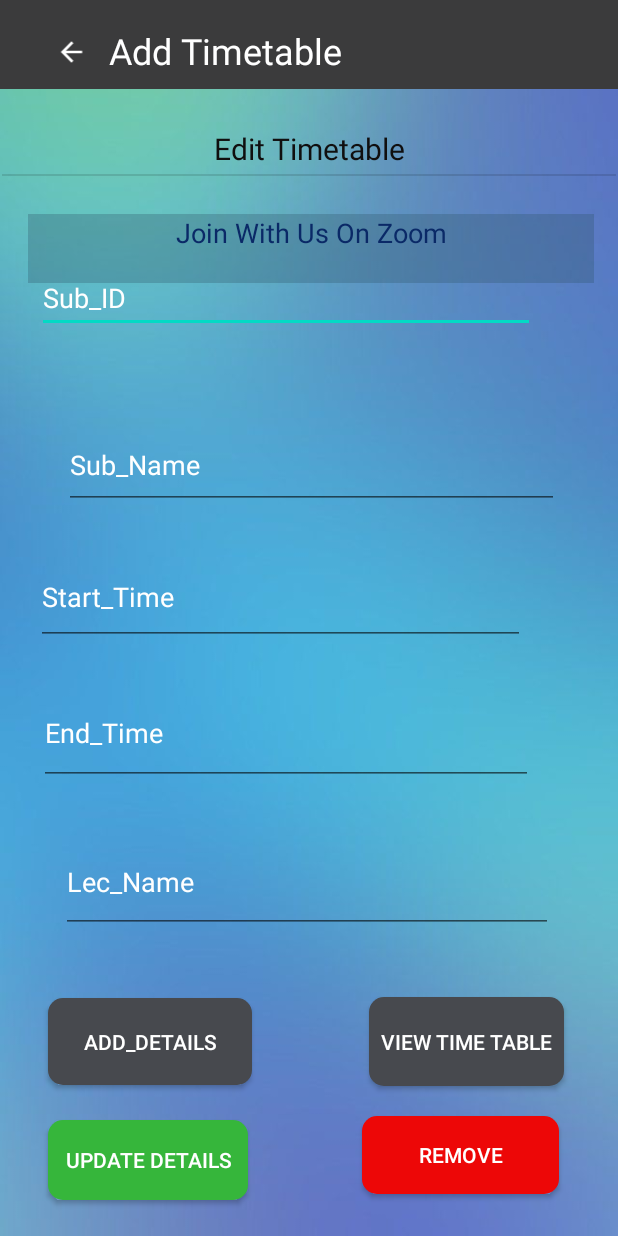
After one commit to kasunavodya/YORK-4-Android-MAD, an Android app: the AddTimeTable5 screen opened directly, with no data from a screen before it, on a phone screen of 412 x 824 dp. The commit adds this screen. Run offline under Robolectric (Android 15) with nearby library versions, the light colour scheme and no system bars.

Commit message:
Hogwarts MAD master commit 2

```diff
--- a/app/src/main/AndroidManifest.xml
+++ b/app/src/main/AndroidManifest.xml
@@ -25,7 +25,9 @@
         android:supportsRtl="true"
         android:theme="@style/AppTheme">
 
-        <activity android:name=".ViewUploadDetails"/>
+        <activity android:name=".AddTimeTable5"/>
+        <activity android:name=".AddTimeTable4" />
+        <activity android:name=".ViewUploadDetails" />
         <activity android:name=".ViewStudentDetails" />
         <activity android:name=".DisplayVideo" />
         <activity android:name=".VideoUploading" />
--- /dev/null
+++ b/app/src/main/java/com/example/york_4_android_app/AddTimeTable5.java
@@ -0,0 +1,129 @@
+package com.example.york_4_android_app;
+
+import androidx.appcompat.app.AlertDialog;
+import androidx.appcompat.app.AppCompatActivity;
+import android.database.Cursor;
+import android.os.Bundle;
+import android.view.View;
+import android.widget.Button;
+import android.widget.EditText;
+import android.widget.Toast;
+
+public class AddTimeTable5 extends AppCompatActivity {
+
+    Database myDb1;
+    EditText editSub_Name , editStart_Time , editEnd_Time  , editLecture_Name , editTextId;
+    Button btnAddData;
+    Button btnviewAll;
+    Button btnviewUpdate;
+    Button btnDelete;
+
+    @Override
+    protected void onCreate(Bundle savedInstanceState) {
+        super.onCreate( savedInstanceState );
+        setContentView( R.layout.activity_add_time_table5 );
+
+        myDb1 = new Database (this);
+
+        editSub_Name = (EditText) findViewById( R.id.Sub_Name);
+        editStart_Time = (EditText) findViewById( R.id.Start_Time );
+        editEnd_Time = (EditText) findViewById( R.id.End_Time);
+        editTextId = (EditText) findViewById( R.id.Sub_ID);
+        editLecture_Name = (EditText) findViewById( R.id.Lec_Name);
+        btnAddData = (Button) findViewById( R.id.button10 );
+        btnviewAll = (Button) findViewById( R.id.button11 );
+        btnviewUpdate = (Button ) findViewById( R.id.button13 );
+        btnDelete = (Button ) findViewById( R.id.button14 );
+        AddData1();
+        viewAll();
+        UpdateData1();
+        DeleteData1();
+
+
+    }
+    public void DeleteData1(){
+        btnDelete.setOnClickListener(
+                new View.OnClickListener() {
+                    @Override
+                    public void onClick(View view) {
+                        Integer deletedRows = myDb1.deleteData1( editTextId.getText().toString() );
+                        if(deletedRows > 0 )
+                            Toast.makeText( AddTimeTable5.this,"Data Delete Succesfully" , Toast.LENGTH_LONG ) .show();
+                        else
+                            Toast.makeText( AddTimeTable5.this,"Data Delete not  Succesfully" , Toast.LENGTH_LONG ) .show();
+                    }
+                }
+        );
+    }
+
+    public void UpdateData1() {
+        btnviewUpdate.setOnClickListener(
+                new View.OnClickListener() {
+                    @Override
+                    public void onClick(View view) {
+                        boolean isUpdate = myDb1.updateData1( editTextId.getText().toString() , editSub_Name.getText().toString() ,
+                                editStart_Time.getText().toString() ,  editEnd_Time.getText().toString()  ,
+                                editLecture_Name.getText().toString() );
+                        if (isUpdate == true)
+                            Toast.makeText(AddTimeTable5.this,"Data Updated Succesfully" , Toast.LENGTH_LONG ) .show();
+                        else
+                            Toast.makeText(AddTimeTable5.this,"Data Update not  Succesfully" , Toast.LENGTH_LONG ) .show();
+                    }
+                }
+        );
+    }
+
+    public void AddData1 () {
+        btnAddData.setOnClickListener(
+                new View.OnClickListener() {
+                    @Override
+                    public void onClick(View view) {
+                        boolean isInserted =   myDb1.insertData1( editSub_Name.getText().toString(),
+                                editStart_Time.getText().toString(),
+                                editEnd_Time.getText().toString(),
+                                editLecture_Name.getText().toString());
+                        if(isInserted == true)
+                            Toast.makeText(AddTimeTable5.this,"Data Insert Succesfully" , Toast.LENGTH_LONG ) .show();
+                        else
+                            Toast.makeText( AddTimeTable5.this,"Data Insert is not Succesfully" , Toast.LENGTH_LONG ) .show();
+                    }
+                }
+        );
+    }
+
+    public void viewAll() {
+        btnviewAll.setOnClickListener(
+                new View.OnClickListener() {
+                    @Override
+                    public void onClick(View view) {
+                        Cursor res = myDb1.getAllData1();
+                        if(res.getCount() == 0 ){
+                            //Show detail meaasge
+                            showMessage( "Error" , "No data found" );
+                            return;
+                        }
+                        StringBuffer buffer = new StringBuffer(  );
+                        while (res.moveToNext()) {
+                            buffer.append(  "ID : " +res.getString( 0 ) +"\n");
+                            buffer.append(  "Sub_Name : " +res.getString( 1 ) +"\n");
+                            buffer.append(  "Start_Time : " +res.getString( 2 ) +"\n");
+                            buffer.append(  "End_Time : " +res.getString( 3 ) +"\n");
+                            buffer.append(  "Lecture_Name : " +res.getString( 4 ) +"\n");
+
+
+                        }
+                        showMessage( "Data" , buffer.toString() );
+                    }
+                }
+        );
+    }
+
+    public void showMessage (String title , String Message) {
+        AlertDialog.Builder builder = new AlertDialog.Builder( this );
+        builder.setCancelable( true );
+        builder.setTitle( title );
+        builder.setMessage( Message );
+        builder.show();
+    }
+
+}
--- a/app/src/main/java/com/example/york_4_android_app/EnterDetails.java
+++ b/app/src/main/java/com/example/york_4_android_app/EnterDetails.java
@@ -1,7 +1,6 @@
 package com.example.york_4_android_app;
 
 import androidx.appcompat.app.AppCompatActivity;
-
 import android.content.Intent;
 import android.os.Bundle;
 import android.view.View;
@@ -10,7 +9,6 @@ import android.widget.ImageView;
 import android.widget.RadioButton;
 import android.widget.RadioGroup;
 import android.widget.Toast;
-
 import com.google.android.material.textfield.TextInputEditText;
 
 public class EnterDetails extends AppCompatActivity {
--- /dev/null
+++ b/app/src/main/res/layout/activity_add_time_table5.xml
@@ -0,0 +1,224 @@
+<?xml version="1.0" encoding="utf-8"?>
+<androidx.constraintlayout.widget.ConstraintLayout xmlns:android="http://schemas.android.com/apk/res/android"
+    xmlns:app="http://schemas.android.com/apk/res-auto"
+    xmlns:tools="http://schemas.android.com/tools"
+    android:layout_width="match_parent"
+    android:layout_height="match_parent"
+    android:background="@drawable/back3"
+    tools:context=".AddTimeTable5">
+
+    <androidx.appcompat.widget.Toolbar
+        android:id="@+id/toolbar"
+        android:layout_width="413dp"
+        android:layout_height="59dp"
+        android:background="#3B3B3C"
+        android:minHeight="?attr/actionBarSize"
+        android:theme="?attr/actionBarTheme"
+        app:layout_constraintBottom_toBottomOf="parent"
+        app:layout_constraintEnd_toEndOf="parent"
+        app:layout_constraintStart_toStartOf="parent"
+        app:layout_constraintTop_toTopOf="parent"
+        app:layout_constraintVertical_bias="0.0" />
+
+    <ImageView
+        android:id="@+id/imageView3"
+        android:layout_width="31dp"
+        android:layout_height="21dp"
+        android:contentDescription="@string/image2"
+        android:src="@drawable/prev1"
+        app:layout_constraintBottom_toBottomOf="parent"
+        app:layout_constraintEnd_toEndOf="parent"
+        app:layout_constraintHorizontal_bias="0.084"
+        app:layout_constraintStart_toStartOf="parent"
+        app:layout_constraintTop_toTopOf="parent"
+        app:layout_constraintVertical_bias="0.03"
+        tools:ignore="MissingConstraints" />
+
+    <TextView
+        android:id="@+id/textView2"
+        android:layout_width="218dp"
+        android:layout_height="31dp"
+        android:layout_alignParentEnd="true"
+        android:layout_alignParentBottom="true"
+        android:text="Add Timetable"
+        android:textColor="#FFFFFF"
+        android:textSize="24sp"
+        app:layout_constraintBottom_toBottomOf="parent"
+        app:layout_constraintEnd_toEndOf="parent"
+        app:layout_constraintHorizontal_bias="0.373"
+        app:layout_constraintStart_toStartOf="parent"
+        app:layout_constraintTop_toTopOf="parent"
+        app:layout_constraintVertical_bias="0.022" />
+
+    <View
+        android:id="@+id/divider"
+        android:layout_width="409dp"
+        android:layout_height="1dp"
+        android:layout_marginTop="116dp"
+        android:background="?android:attr/listDivider"
+        app:layout_constraintEnd_toEndOf="parent"
+        app:layout_constraintStart_toStartOf="parent"
+        app:layout_constraintTop_toTopOf="parent" />
+
+    <TextView
+        android:id="@+id/textVw"
+        android:layout_width="wrap_content"
+        android:layout_height="wrap_content"
+        android:layout_alignParentEnd="true"
+        android:layout_alignParentBottom="true"
+        android:text="Edit Timetable"
+        android:textAlignment="center"
+        android:textColor="#100F0F"
+        android:textSize="20sp"
+        app:layout_constraintBottom_toBottomOf="parent"
+        app:layout_constraintEnd_toEndOf="parent"
+        app:layout_constraintStart_toStartOf="parent"
+        app:layout_constraintTop_toTopOf="@+id/toolbar"
+        app:layout_constraintVertical_bias="0.107" />
+
+    <EditText
+        android:id="@+id/Sub_ID"
+        android:layout_width="332dp"
+        android:layout_height="46dp"
+        android:layout_marginStart="42dp"
+        android:layout_marginTop="176dp"
+        android:layout_marginEnd="159dp"
+        android:ems="10"
+        android:inputType="textPersonName"
+        android:text="Sub_ID"
+        android:textColor="#FFFFFF"
+        app:layout_constraintEnd_toEndOf="parent"
+        app:layout_constraintHorizontal_bias="0.147"
+        app:layout_constraintStart_toStartOf="parent"
+        app:layout_constraintTop_toTopOf="parent" />
+
+    <EditText
+        android:id="@+id/Sub_Name"
+        android:layout_width="330dp"
+        android:layout_height="58dp"
+        android:ems="10"
+        android:inputType="textPersonName"
+        android:text="Sub_Name"
+        android:textColor="#FFFFFF"
+        app:layout_constraintBottom_toBottomOf="parent"
+        app:layout_constraintEnd_toEndOf="parent"
+        app:layout_constraintHorizontal_bias="0.518"
+        app:layout_constraintStart_toStartOf="parent"
+        app:layout_constraintTop_toTopOf="parent"
+        app:layout_constraintVertical_bias="0.367" />
+
+    <EditText
+        android:id="@+id/Start_Time"
+        android:layout_width="326dp"
+        android:layout_height="64dp"
+        android:ems="10"
+        android:inputType="textPersonName"
+        android:text="Start_Time"
+        android:textColor="#FFFFFF"
+        app:layout_constraintBottom_toBottomOf="parent"
+        app:layout_constraintEnd_toEndOf="@+id/toolbar"
+        app:layout_constraintHorizontal_bias="0.275"
+        app:layout_constraintStart_toStartOf="parent"
+        app:layout_constraintTop_toTopOf="parent"
+        app:layout_constraintVertical_bias="0.482" />
+
+    <EditText
+        android:id="@+id/End_Time"
+        android:layout_width="329dp"
+        android:layout_height="69dp"
+        android:ems="10"
+        android:inputType="textPersonName"
+        android:text="End_Time"
+        android:textColor="#FFFFFF"
+        app:layout_constraintBottom_toBottomOf="parent"
+        app:layout_constraintEnd_toEndOf="@+id/toolbar"
+        app:layout_constraintHorizontal_bias="0.309"
+        app:layout_constraintStart_toStartOf="parent"
+        app:layout_constraintTop_toTopOf="parent"
+        app:layout_constraintVertical_bias="0.602" />
+
+    <EditText
+        android:id="@+id/Lec_Name"
+        android:layout_width="328dp"
+        android:layout_height="67dp"
+        android:ems="10"
+        android:inputType="textPersonName"
+        android:text="Lec_Name"
+        android:textColor="#FFFFFF"
+        app:layout_constraintBottom_toBottomOf="parent"
+        app:layout_constraintEnd_toEndOf="parent"
+        app:layout_constraintHorizontal_bias="0.481"
+        app:layout_constraintStart_toStartOf="parent"
+        app:layout_constraintTop_toTopOf="parent"
+        app:layout_constraintVertical_bias="0.733" />
+
+    <TextView
+        android:id="@+id/Zoom"
+        android:layout_width="377dp"
+        android:layout_height="46dp"
+        android:background="#4F2F5468"
+        android:text="Join With Us On Zoom"
+        android:textAlignment="center"
+        android:textColor="#0A2967"
+        android:textSize="18sp"
+        app:layout_constraintBottom_toBottomOf="parent"
+        app:layout_constraintEnd_toEndOf="parent"
+        app:layout_constraintHorizontal_bias="0.529"
+        app:layout_constraintStart_toStartOf="parent"
+        app:layout_constraintTop_toTopOf="parent"
+        app:layout_constraintVertical_bias="0.183" />
+
+    <Button
+        android:id="@+id/button10"
+        android:layout_width="136dp"
+        android:layout_height="58dp"
+        android:background="@drawable/cust_button"
+        android:text="ADD_DETAILS"
+        android:textColor="#FFFFFF"
+        app:layout_constraintBottom_toBottomOf="parent"
+        app:layout_constraintEnd_toEndOf="@+id/toolbar"
+        app:layout_constraintHorizontal_bias="0.116"
+        app:layout_constraintStart_toStartOf="parent"
+        app:layout_constraintTop_toTopOf="parent"
+        app:layout_constraintVertical_bias="0.869"
+        tools:ignore="MissingConstraints" />
+
+    <Button
+        android:id="@+id/button11"
+        android:layout_width="130dp"
+        android:layout_height="59dp"
+        android:layout_marginEnd="36dp"
+        android:background="@drawable/cust_button"
+        android:text="VIEW TIME TABLE"
+        android:textColor="#FFFFFF"
+        app:layout_constraintBottom_toBottomOf="parent"
+        app:layout_constraintEnd_toEndOf="parent"
+        app:layout_constraintTop_toTopOf="parent"
+        app:layout_constraintVertical_bias="0.869" />
+
+    <Button
+        android:id="@+id/button13"
+        android:layout_width="133dp"
+        android:layout_height="53dp"
+        android:layout_marginStart="32dp"
+        android:layout_marginBottom="24dp"
+        android:background="@drawable/cust1_button"
+        android:text="UPDATE DETAILS"
+        android:textColor="#FFFFFF"
+        app:layout_constraintBottom_toBottomOf="parent"
+        app:layout_constraintStart_toStartOf="parent" />
+
+    <Button
+        android:id="@+id/button14"
+        android:layout_width="131dp"
+        android:layout_height="52dp"
+        android:background="@drawable/cust_delete_btn"
+        android:text="REMOVE"
+        android:textColor="#FFFFFF"
+        app:layout_constraintBottom_toBottomOf="parent"
+        app:layout_constraintEnd_toEndOf="parent"
+        app:layout_constraintHorizontal_bias="0.86"
+        app:layout_constraintStart_toStartOf="parent"
+        app:layout_constraintTop_toTopOf="parent"
+        app:layout_constraintVertical_bias="0.964" />
+</androidx.constraintlayout.widget.ConstraintLayout>
--- a/app/src/main/res/layout/activity_view_upload_details.xml
+++ b/app/src/main/res/layout/activity_view_upload_details.xml
@@ -132,7 +132,7 @@
         android:layout_width="190dp"
         android:layout_height="34dp"
         android:textAlignment="gravity"
-        android:textColor="#981C1C"
+        android:textColor="#1FA827"
         android:textSize="18sp"
         app:layout_constraintBottom_toBottomOf="parent"
         app:layout_constraintEnd_toEndOf="@+id/toolbar"
```
Also changed, not shown: app/src/main/java/com/example/york_4_android_app/AddTimeTable4.java (added, +31 -0 lines), app/src/main/java/com/example/york_4_android_app/Database.java (+53 -1 lines), app/src/main/java/com/example/york_4_android_app/ViewUploadDetails.java (+7 -1 lines), app/src/main/res/layout/activity_add_time_table4.xml (added, +125 -0 lines), 2 other files.
